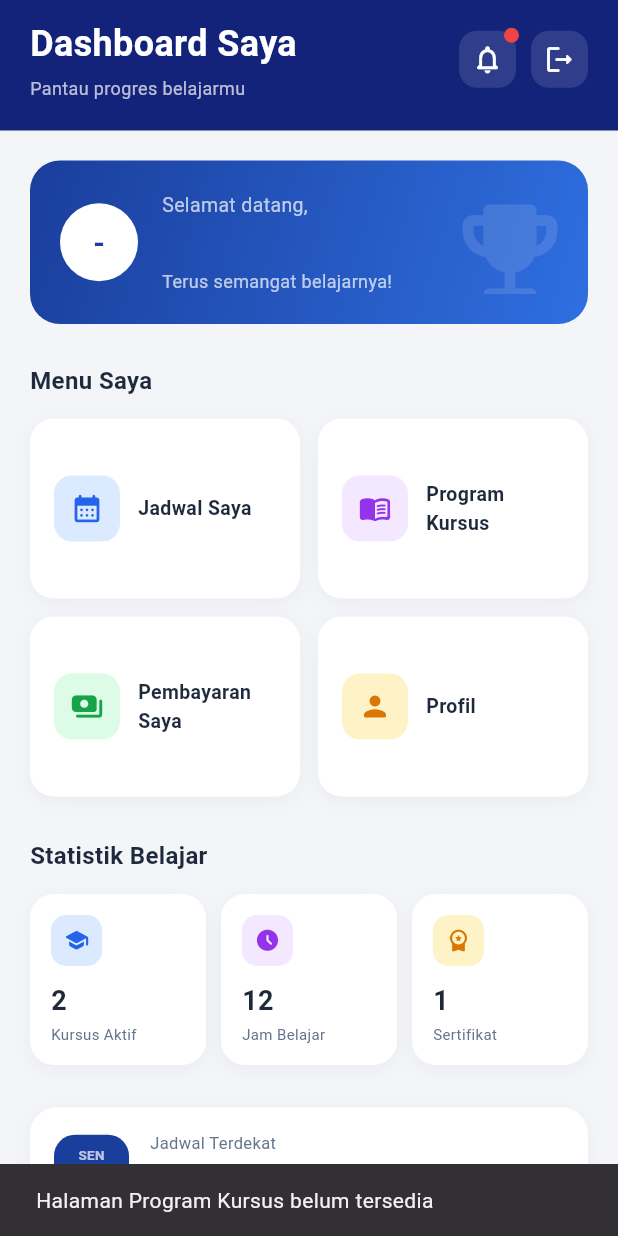
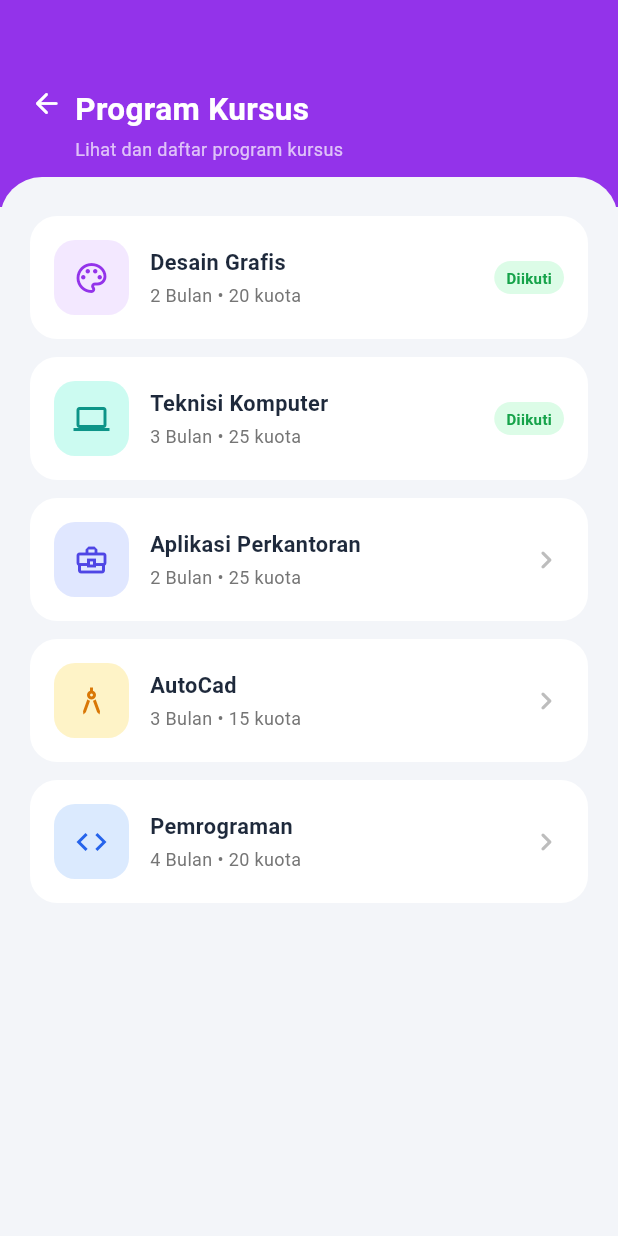
Before and after one commit to Dzakwan78/metkom_learning_mobile_-Frontend-, a Flutter app: the PesertaDashboardPage screen opened directly with empty values, after a tap on "Program Kursus", on a phone screen of 412 x 824 dp. Run offline on Flutter 3.47's test engine with Material 3 defaults, Android fonts, the phone set to English and light mode, and no system bars; our stand-ins replace file_picker, fl_chart, image_picker.

Commit message:
Update Fitur

```diff
--- a/lib/pages/peserta_dashboard_page.dart
+++ b/lib/pages/peserta_dashboard_page.dart
@@ -1,6 +1,7 @@
 import 'package:flutter/material.dart';
 import 'welcome_page.dart';
 import 'jadwal_saya_page.dart';
+import 'program_kursus_saya_page.dart';
 
 class PesertaDashboardPage extends StatelessWidget {
   final String username;
@@ -60,7 +61,11 @@ class PesertaDashboardPage extends StatelessWidget {
                             ),
                           ),
                           TextButton(
-                            onPressed: () => _showComingSoon(context, 'lihat semua kursus'),
+                            onPressed: () {
+                              Navigator.of(context).push(
+                                MaterialPageRoute(builder: (_) => const ProgramKursusSayaPage()),
+                              );
+                            },
                             style: TextButton.styleFrom(padding: EdgeInsets.zero),
                             child: const Text(
                               'Lihat semua',
@@ -289,6 +294,10 @@ class PesertaDashboardPage extends StatelessWidget {
             if (label == 'Jadwal Saya') {
               Navigator.of(context).push(
                 MaterialPageRoute(builder: (_) => const JadwalSayaPage()),
+              );
+            } else if (label == 'Program Kursus') {
+              Navigator.of(context).push(
+                MaterialPageRoute(builder: (_) => const ProgramKursusSayaPage()),
               );
             } else {
               _showComingSoon(context, label);
--- /dev/null
+++ b/lib/pages/program_kursus_saya_page.dart
@@ -0,0 +1,220 @@
+import 'package:flutter/material.dart';
+import 'program_detail_saya_page.dart';
+
+class ProgramKursusSayaPage extends StatefulWidget {
+  const ProgramKursusSayaPage({super.key});
+
+  @override
+  State<ProgramKursusSayaPage> createState() => _ProgramKursusSayaPageState();
+}
+
+class _ProgramKursusSayaPageState extends State<ProgramKursusSayaPage> {
+  static const Color _themeColor = Color(0xFF9333EA);
+
+  // Data dummy program kursus - nanti diganti data asli dari Admin
+  final List<Map<String, dynamic>> _programs = [
+    {
+      'nama': 'Desain Grafis',
+      'durasi': '2 Bulan',
+      'kuota': '20',
+      'icon': Icons.palette_outlined,
+      'color': const Color(0xFF9333EA),
+      'bgColor': const Color(0xFFF3E8FF),
+      'sudahDiikuti': true,
+      'deskripsi':
+          'Belajar dasar-dasar desain grafis menggunakan software industri, mulai dari teori warna, tipografi, hingga pembuatan desain untuk kebutuhan digital dan cetak.',
+      'benefits':
+          'Portofolio desain siap pakai\nAkses software desain selama pelatihan\nSertifikat kelulusan\nKelas kecil, lebih fokus',
+    },
+    {
+      'nama': 'Teknisi Komputer',
+      'durasi': '3 Bulan',
+      'kuota': '25',
+      'icon': Icons.computer_outlined,
+      'color': const Color(0xFF0D9488),
+      'bgColor': const Color(0xFFCCFBF1),
+      'sudahDiikuti': true,
+      'deskripsi':
+          'Program ini membekali peserta dengan kemampuan dasar hingga menengah dalam merakit, memperbaiki, dan merawat perangkat komputer serta jaringan.',
+      'benefits':
+          'Sertifikat resmi setelah lulus\nPraktik langsung dengan perangkat\nPendampingan instruktur berpengalaman',
+    },
+    {
+      'nama': 'Aplikasi Perkantoran',
+      'durasi': '2 Bulan',
+      'kuota': '25',
+      'icon': Icons.business_center_outlined,
+      'color': const Color(0xFF4F46E5),
+      'bgColor': const Color(0xFFE0E7FF),
+      'sudahDiikuti': false,
+      'deskripsi':
+          'Kuasai penggunaan aplikasi perkantoran (Word, Excel, PowerPoint) untuk kebutuhan administrasi dan pekerjaan kantor sehari-hari.',
+      'benefits': 'Sertifikat kelulusan\nModul praktik langsung\nCocok untuk pemula',
+    },
+    {
+      'nama': 'AutoCad',
+      'durasi': '3 Bulan',
+      'kuota': '15',
+      'icon': Icons.architecture_outlined,
+      'color': const Color(0xFFD97706),
+      'bgColor': const Color(0xFFFEF3C7),
+      'sudahDiikuti': false,
+      'deskripsi': 'Belajar menggambar teknik 2D dan 3D menggunakan AutoCad untuk kebutuhan desain bangunan dan produk.',
+      'benefits': 'Sertifikat kelulusan\nLatihan proyek nyata\nPendampingan instruktur berpengalaman',
+    },
+    {
+      'nama': 'Pemrograman',
+      'durasi': '4 Bulan',
+      'kuota': '20',
+      'icon': Icons.code_outlined,
+      'color': const Color(0xFF2563EB),
+      'bgColor': const Color(0xFFDBEAFE),
+      'sudahDiikuti': false,
+      'deskripsi': 'Pelajari dasar-dasar pemrograman dan pengembangan aplikasi dari nol hingga siap membangun proyek sendiri.',
+      'benefits': 'Sertifikat kelulusan\nProyek akhir portofolio\nBimbingan mentor',
+    },
+  ];
+
+  @override
+  Widget build(BuildContext context) {
+    return Scaffold(
+      backgroundColor: const Color(0xFFF3F5F9),
+      body: Column(
+        children: [
+          // ==== Header dengan back ====
+          Container(
+            width: double.infinity,
+            padding: const EdgeInsets.fromLTRB(12, 50, 20, 30),
+            color: _themeColor,
+            child: Row(
+              crossAxisAlignment: CrossAxisAlignment.start,
+              children: [
+                InkWell(
+                  onTap: () => Navigator.of(context).pop(),
+                  borderRadius: BorderRadius.circular(20),
+                  child: const Padding(
+                    padding: EdgeInsets.all(8),
+                    child: Icon(Icons.arrow_back_rounded, color: Colors.white, size: 22),
+                  ),
+                ),
+                const Expanded(
+                  child: Padding(
+                    padding: EdgeInsets.only(top: 8),
+                    child: Column(
+                      crossAxisAlignment: CrossAxisAlignment.start,
+                      children: [
+                        Text(
+                          'Program Kursus',
+                          style: TextStyle(color: Colors.white, fontSize: 21, fontWeight: FontWeight.bold),
+                        ),
+                        SizedBox(height: 3),
+                        Text(
+                          'Lihat dan daftar program kursus',
+                          style: TextStyle(color: Colors.white70, fontSize: 12),
+                        ),
+                      ],
+                    ),
+                  ),
+                ),
+              ],
+            ),
+          ),
+
+          // ==== Sheet putih melengkung berisi daftar program ====
+          Expanded(
+            child: Transform.translate(
+              offset: const Offset(0, -20),
+              child: Container(
+                width: double.infinity,
+                decoration: const BoxDecoration(
+                  color: Color(0xFFF3F5F9),
+                  borderRadius: BorderRadius.vertical(top: Radius.circular(28)),
+                ),
+                child: ListView.builder(
+                  padding: const EdgeInsets.fromLTRB(20, 26, 20, 20),
+                  itemCount: _programs.length,
+                  itemBuilder: (context, index) {
+                    final program = _programs[index];
+                    final sudahDiikuti = program['sudahDiikuti'] as bool;
+                    final color = program['color'] as Color;
+                    final bgColor = program['bgColor'] as Color;
+                    final icon = program['icon'] as IconData;
+
+                    return Container(
+                      margin: const EdgeInsets.only(bottom: 12),
+                      child: Material(
+                        color: Colors.white,
+                        borderRadius: BorderRadius.circular(18),
+                        child: InkWell(
+                          borderRadius: BorderRadius.circular(18),
+                          onTap: () async {
+                            await Navigator.of(context).push(
+                              MaterialPageRoute(
+                                builder: (_) => ProgramDetailSayaPage(
+                                  program: program,
+                                  themeColor: color,
+                                  icon: icon,
+                                  sudahDiikuti: sudahDiikuti,
+                                  onDaftar: () => setState(() => program['sudahDiikuti'] = true),
+                                ),
+                              ),
+                            );
+                          },
+                          child: Padding(
+                            padding: const EdgeInsets.all(16),
+                            child: Row(
+                              children: [
+                                Container(
+                                  width: 50,
+                                  height: 50,
+                                  decoration: BoxDecoration(color: bgColor, borderRadius: BorderRadius.circular(14)),
+                                  child: Icon(icon, color: color, size: 24),
+                                ),
+                                const SizedBox(width: 14),
+                                Expanded(
+                                  child: Column(
+                                    crossAxisAlignment: CrossAxisAlignment.start,
+                                    children: [
+                                      Text(
+                                        program['nama'] as String,
+                                        style: const TextStyle(
+                                            fontWeight: FontWeight.w700, fontSize: 14.5, color: Color(0xFF1E293B)),
+                                      ),
+                                      const SizedBox(height: 2),
+                                      Text(
+                                        '${program['durasi']} • ${program['kuota']} kuota',
+                                        style: TextStyle(fontSize: 12, color: Colors.grey.shade600),
+                                      ),
+                                    ],
+                                  ),
+                                ),
+                                if (sudahDiikuti)
+                                  Container(
+                                    padding: const EdgeInsets.symmetric(horizontal: 8, vertical: 4),
+                                    decoration: BoxDecoration(
+                                      color: const Color(0xFFDCFCE7),
+                                      borderRadius: BorderRadius.circular(20),
+                                    ),
+                                    child: const Text(
+                                      'Diikuti',
+                                      style: TextStyle(fontSize: 10, color: Color(0xFF16A34A), fontWeight: FontWeight.w700),
+                                    ),
+                                  )
+                                else
+                                  Icon(Icons.chevron_right_rounded, color: Colors.grey.shade400),
+                              ],
+                            ),
+                          ),
+                        ),
+                      ),
+                    );
+                  },
+                ),
+              ),
+            ),
+          ),
+        ],
+      ),
+    );
+  }
+}
```
Also changed, not shown: lib/pages/program_detail_saya_page.dart (added, +264 -0 lines).
